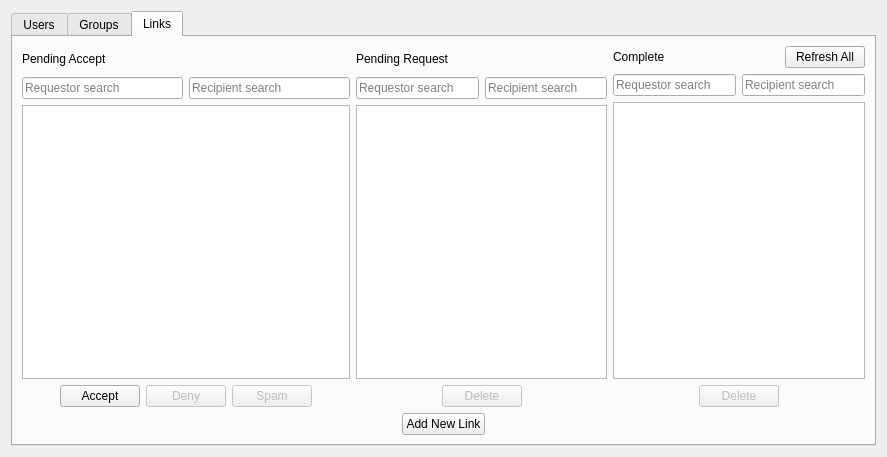
Qt form src/qt/forms/bdappage.ui (Ankh-Trust/credit-core) before a commit.
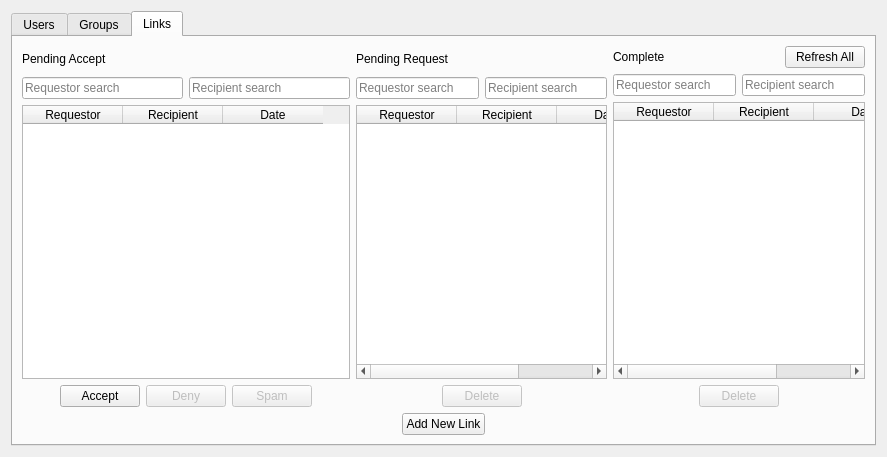
The same form after that commit. The open tabs and pages were chosen to show the change. Icons and pictures are not drawn.

Diff of the .ui file:
```diff
--- a/src/qt/forms/bdappage.ui
+++ b/src/qt/forms/bdappage.ui
@@ -476,8 +476,23 @@
               <enum>QAbstractItemView::SelectRows</enum>
              </property>
              <property name="columnCount">
-              <number>0</number>
+              <number>3</number>
              </property>
+             <column>
+              <property name="text">
+               <string>Requestor</string>
+              </property>
+             </column>
+             <column>
+              <property name="text">
+               <string>Recipient</string>
+              </property>
+             </column>
+             <column>
+              <property name="text">
+               <string>Date</string>
+              </property>
+             </column>
             </widget>
            </item>
            <item>
@@ -638,8 +653,23 @@
               <enum>QAbstractItemView::SelectRows</enum>
              </property>
              <property name="columnCount">
-              <number>0</number>
+              <number>3</number>
              </property>
+             <column>
+              <property name="text">
+               <string>Requestor</string>
+              </property>
+             </column>
+             <column>
+              <property name="text">
+               <string>Recipient</string>
+              </property>
+             </column>
+             <column>
+              <property name="text">
+               <string>Date</string>
+              </property>
+             </column>
             </widget>
            </item>
            <item>
@@ -770,8 +800,23 @@
               <enum>QAbstractItemView::SelectRows</enum>
              </property>
              <property name="columnCount">
-              <number>0</number>
+              <number>3</number>
              </property>
+             <column>
+              <property name="text">
+               <string>Requestor</string>
+              </property>
+             </column>
+             <column>
+              <property name="text">
+               <string>Recipient</string>
+              </property>
+             </column>
+             <column>
+              <property name="text">
+               <string>Date</string>
+              </property>
+             </column>
             </widget>
            </item>
            <item>
```
Left out of the diff: 48 changed lines with no effect on the pictures.
